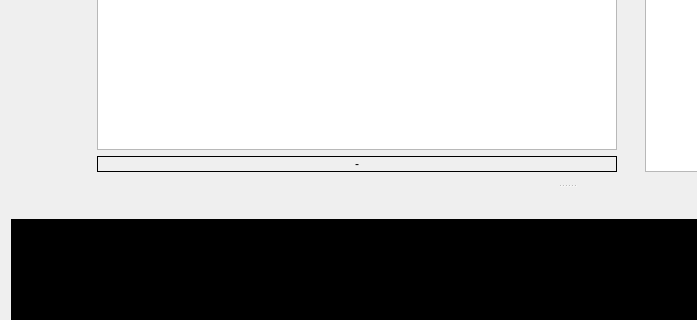
Qt form mainwindow.ui (RenatoGozdziejewskiJr/QOpenMV) before a commit; both pictures show x 0 to 697 and y 340 to 660 of the 1134 by 784 pixel window.
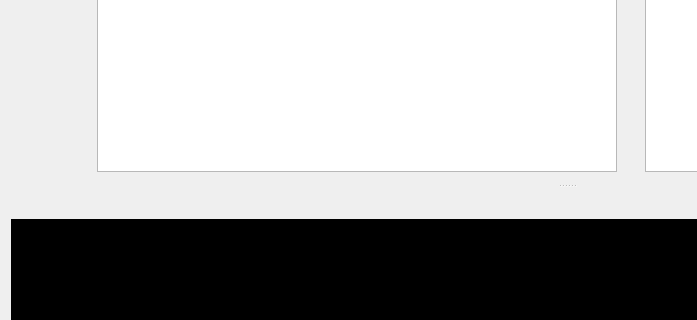
The same form after that commit.

Diff of the .ui file:
```diff
--- a/mainwindow.ui
+++ b/mainwindow.ui
@@ -137,25 +137,6 @@
         </property>
        </widget>
       </item>
-      <item>
-       <widget class="QLabel" name="lbThreadResult">
-        <property name="sizePolicy">
-         <sizepolicy hsizetype="Expanding" vsizetype="Preferred">
-          <horstretch>0</horstretch>
-          <verstretch>0</verstretch>
-         </sizepolicy>
-        </property>
-        <property name="frameShape">
-         <enum>QFrame::Box</enum>
-        </property>
-        <property name="text">
-         <string>-</string>
-        </property>
-        <property name="alignment">
-         <set>Qt::AlignCenter</set>
-        </property>
-       </widget>
-      </item>
      </layout>
     </item>
    </layout>
```
Left out of the diff: 2 changed lines with no effect on the pictures.
